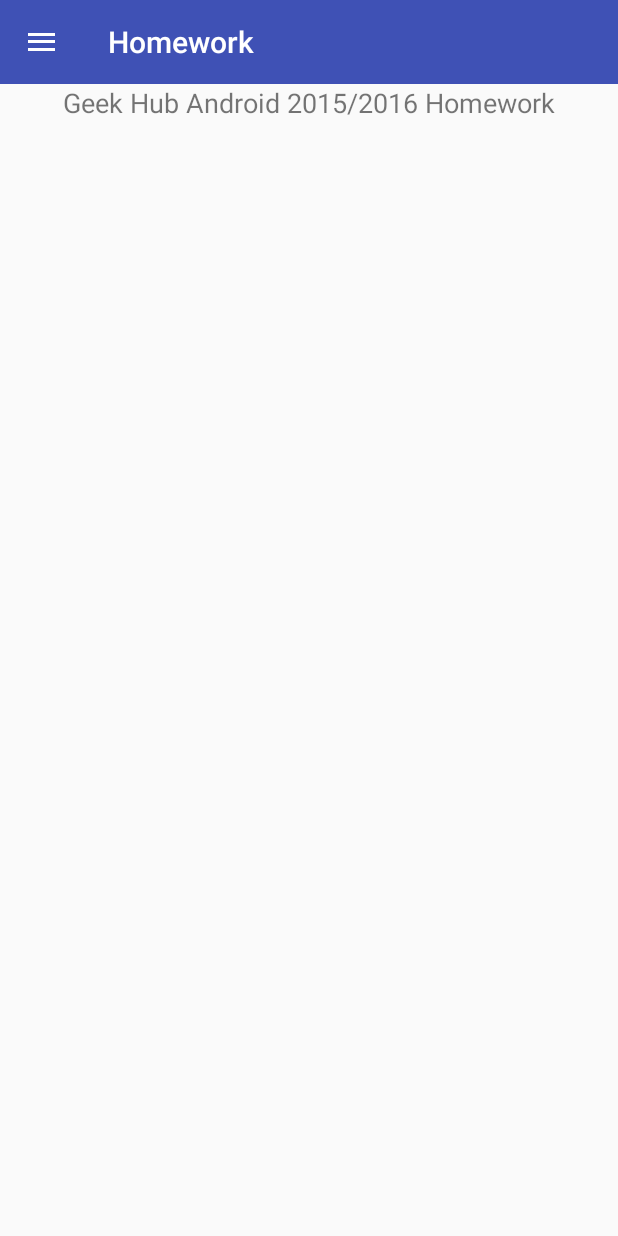
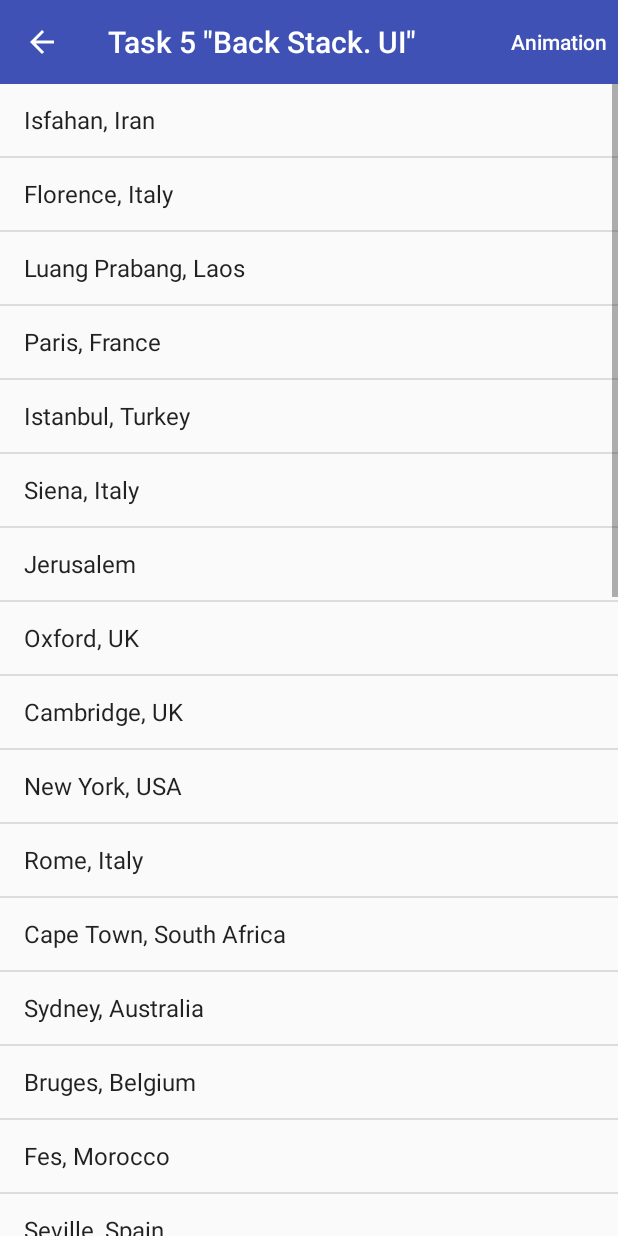
Before and after one commit to trigor74/homework, an Android app: the screen it shows after launch (MainActivity before the commit, Task5Activity after it), in the side drawer, after a tap on an icon or button, on a phone screen of 412 x 824 dp. Run offline under Robolectric (Android 15) with nearby library versions, the phone set to English and light mode, and no system bars.

Commit message:
Added task5 activity

```diff
--- a/app/src/main/AndroidManifest.xml
+++ b/app/src/main/AndroidManifest.xml
@@ -64,6 +64,15 @@
                 android:value=".MainActivity" />
         </activity>
 
+        <activity
+            android:name=".Task5Activity"
+            android:label="@string/task5_name"
+            android:parentActivityName=".MainActivity">
+            <meta-data
+                android:name="android.support.PARENT_ACTIVITY"
+                android:value=".MainActivity" />
+        </activity>
+
     </application>
 
 </manifest>
--- a/app/src/main/java/com/itrifonov/homework/MainActivity.java
+++ b/app/src/main/java/com/itrifonov/homework/MainActivity.java
@@ -51,7 +51,7 @@ public class MainActivity extends AppCompatActivity
                 startActivity(new Intent(this, Task4Activity.class));
                 break;
             case R.id.nav_task5:
-                //startActivity(new Intent(this, Task4Activity.class));
+                startActivity(new Intent(this, Task5Activity.class));
                 break;
         }
         mDrawerLayout.closeDrawers();
--- /dev/null
+++ b/app/src/main/java/com/itrifonov/homework/Task5Activity.java
@@ -0,0 +1,60 @@
+package com.itrifonov.homework;
+
+import android.os.Bundle;
+import android.support.v7.app.ActionBar;
+import android.support.v7.app.AppCompatActivity;
+import android.support.v7.widget.Toolbar;
+import android.view.Menu;
+import android.view.MenuItem;
+import android.widget.ArrayAdapter;
+import android.widget.ListView;
+import android.widget.Toast;
+
+public class Task5Activity extends AppCompatActivity {
+    @Override
+    protected void onCreate(Bundle savedInstanceState) {
+        super.onCreate(savedInstanceState);
+        setContentView(R.layout.activity_task5);
+
+        Toolbar toolbar = (Toolbar) findViewById(R.id.toolbar);
+        setSupportActionBar(toolbar);
+        ActionBar actionBar = getSupportActionBar();
+        if (actionBar != null) {
+            actionBar.setDisplayHomeAsUpEnabled(true);
+        }
+
+        String[] list = getResources().getStringArray(R.array.task5_item_list);
+        ListView listView = (ListView) findViewById(R.id.task5_list);
+        ArrayAdapter<String> adapter = new ArrayAdapter<>(this, android.R.layout.simple_list_item_1, list);
+        listView.setAdapter(adapter);
+    }
+
+    @Override
+    public boolean onCreateOptionsMenu(Menu menu) {
+        getMenuInflater().inflate(R.menu.task5_menu, menu);
+        return true;
+    }
+
+    @Override
+    public boolean onOptionsItemSelected(MenuItem item) {
+        switch (item.getItemId()) {
+            case R.id.animation1:
+                item.setChecked(true);
+                Toast.makeText(getApplicationContext(), "Item 1 Selected", Toast.LENGTH_LONG).show();
+                return true;
+            case R.id.animation2:
+                item.setChecked(true);
+                Toast.makeText(getApplicationContext(), "Item 2 Selected", Toast.LENGTH_LONG).show();
+                return true;
+            case R.id.animation3:
+                item.setChecked(true);
+                Toast.makeText(getApplicationContext(), "Item 3 Selected", Toast.LENGTH_LONG).show();
+                return true;
+            case R.id.animation4:
+                item.setChecked(true);
+                Toast.makeText(getApplicationContext(), "Item 4 Selected", Toast.LENGTH_LONG).show();
+                return true;
+            default:
+                return super.onOptionsItemSelected(item);
+        }      }
+}
--- /dev/null
+++ b/app/src/main/res/layout/activity_task5.xml
@@ -0,0 +1,14 @@
+<?xml version="1.0" encoding="utf-8"?>
+<LinearLayout xmlns:android="http://schemas.android.com/apk/res/android"
+    android:layout_width="match_parent"
+    android:layout_height="match_parent"
+    android:orientation="vertical">
+
+    <include layout="@layout/app_actionbar" />
+
+    <ListView
+        android:id="@+id/task5_list"
+        android:layout_width="match_parent"
+        android:layout_height="wrap_content"/>
+
+</LinearLayout>
--- /dev/null
+++ b/app/src/main/res/menu/task5_menu.xml
@@ -0,0 +1,29 @@
+<?xml version="1.0" encoding="utf-8"?>
+<menu xmlns:android="http://schemas.android.com/apk/res/android"
+    xmlns:app="http://schemas.android.com/apk/res-auto">
+    <item
+        android:title="Animation"
+        app:showAsAction="ifRoom|withText">
+        <menu>
+            <group android:checkableBehavior="single">
+                <item
+                    android:id="@+id/animation1"
+                    android:title="@string/str_animation1"
+                    android:checked="true"
+                    app:showAsAction="never" />
+                <item
+                    android:id="@+id/animation2"
+                    android:title="@string/str_animation2"
+                    app:showAsAction="never" />
+                <item
+                    android:id="@+id/animation3"
+                    android:title="@string/str_animation3"
+                    app:showAsAction="never" />
+                <item
+                    android:id="@+id/animation4"
+                    android:title="@string/str_animation4"
+                    app:showAsAction="never" />
+            </group>
+        </menu>
+    </item>
+</menu>
--- a/app/src/main/res/values/strings.xml
+++ b/app/src/main/res/values/strings.xml
@@ -29,5 +29,48 @@
     <string name="str_next">Next</string>
 
     <string name="task5_name">Task 5 \"Back Stack. UI\"</string>
+    <string name="str_animation1">Animation1</string>
+    <string name="str_animation2">Animation2</string>
+    <string name="str_animation3">Animation3</string>
+    <string name="str_animation4">Animation4</string>
     <string name="str_nav_description">Homework tasks list</string>
+    <string name="str_task5_list_description">The world\'s most beautiful cities</string>
+    <string-array name="task5_item_list">
+        <item>Isfahan, Iran</item>
+        <item>Florence, Italy</item>
+        <item>Luang Prabang, Laos</item>
+        <item>Paris, France</item>
+        <item>Istanbul, Turkey</item>
+        <item>Siena, Italy</item>
+        <item>Jerusalem</item>
+        <item>Oxford, UK</item>
+        <item>Cambridge, UK</item>
+        <item>New York, USA</item>
+        <item>Rome, Italy</item>
+        <item>Cape Town, South Africa</item>
+        <item>Sydney, Australia</item>
+        <item>Bruges, Belgium</item>
+        <item>Fes, Morocco</item>
+        <item>Seville, Spain</item>
+        <item>Cartagena, Colombia</item>
+        <item>San Francisco, USA</item>
+        <item>Jodhpur, India</item>
+        <item>Bath, UK</item>
+        <item>Lausanne, Switzerland</item>
+        <item>Tallinn, Estonia</item>
+        <item>Riga, Latvia</item>
+        <item>Venice, Italy</item>
+        <item>Khiva, Uzbekistan</item>
+        <item>Edinburgh, Scotland</item>
+        <item>London, England</item>
+        <item>Havana, Cuba</item>
+        <item>Prague, Czech Republic</item>
+        <item>Kyoto, Japan</item>
+        <item>Moscow, Russia</item>
+        <item>St. Petersburg, Russia</item>
+        <item>Dubrovnik, Croatia</item>
+        <item>Suzhou, China</item>
+        <item>Rio de Janeiro, Brazil</item>
+    </string-array>
+
 </resources>
--- a/app/src/main/res/values/styles.xml
+++ b/app/src/main/res/values/styles.xml
@@ -5,6 +5,10 @@
         <!-- Customize your theme here. -->
         <item name="colorPrimary">@color/colorPrimary</item>
         <item name="colorPrimaryDark">@color/colorPrimaryDark</item>
+        <item name="android:actionMenuTextAppearance">@style/MyActionBarMenuTheme</item>
+    </style>
+    <style name="MyActionBarMenuTheme" parent="TextAppearance.AppCompat.Widget.ActionBar.Menu">
+        <item name="android:textAllCaps">false</item>
     </style>
 
 </resources>
```
